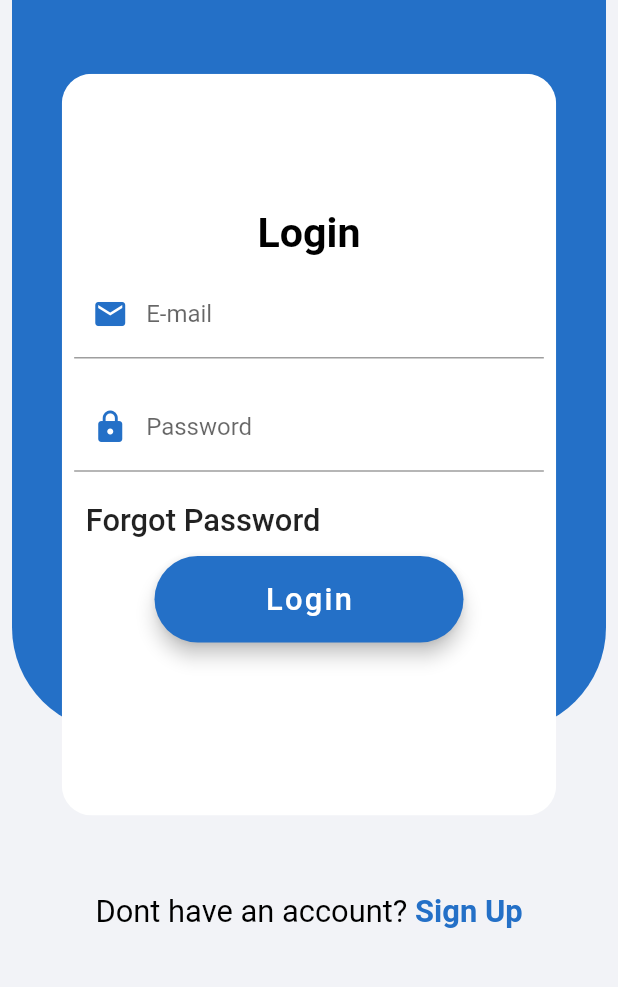
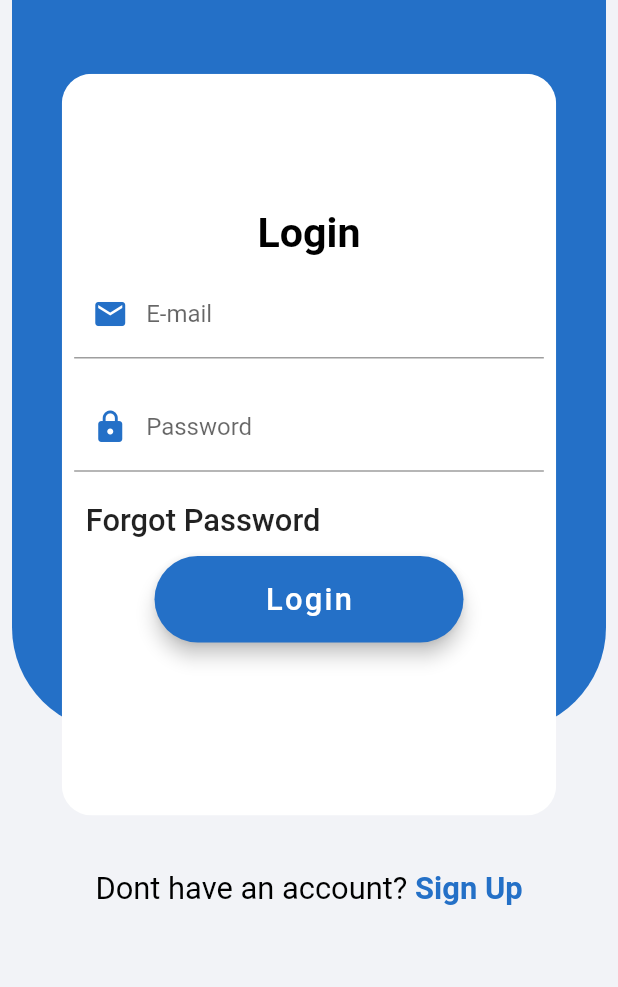
Before and after one commit to nextchanupol/gu-ja-track, a Flutter app: the screen it shows after launch, after a tap on "Login", on a phone screen of 412 x 824 dp, the part 145-1132 px from its top. Run offline on Flutter 3.47's test engine with Material 2 defaults, Android fonts, the phone set to English and light mode, and no system bars; our stand-ins replace font_awesome_flutter.

Commit message:
create login screen and amm fontawesome

```diff
--- a/lib/screens/login/login_screen.dart
+++ b/lib/screens/login/login_screen.dart
@@ -211,7 +211,7 @@ class _LoginPageState extends State<LoginScreen> {
       mainAxisAlignment: MainAxisAlignment.center,
       children: <Widget>[
         Padding(
-          padding: EdgeInsets.only(top: 40),
+          padding: EdgeInsets.symmetric(vertical: SizeConfig.heightMultiplier * 3),
           child: FlatButton(
             onPressed: () {},
             child: RichText(
@@ -228,7 +228,7 @@ class _LoginPageState extends State<LoginScreen> {
                   text: 'Sign Up',
                   style: TextStyle(
                     color: AppTheme.mainColor,
-                    fontSize: MediaQuery.of(context).size.height / 40,
+                    fontSize: SizeConfig.heightMultiplier * 2.5,
                     fontWeight: FontWeight.bold,
                   ),
                 )
```
